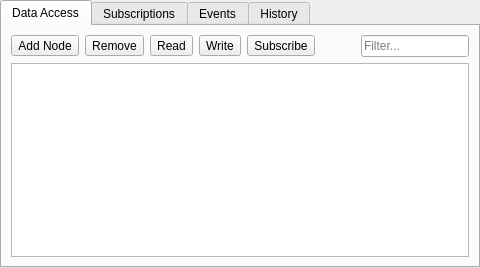
Before: the Qt Designer form src/ui/widgets/dataaccesswidget.ui in sanny32/OpenUaExplorer, drawn with Qt 5.
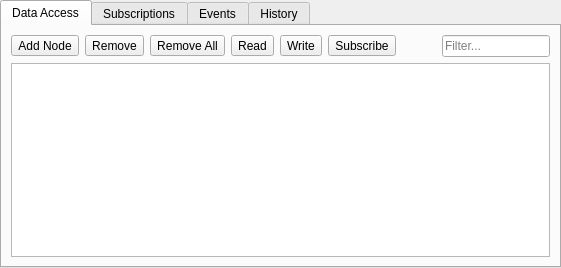
After: the same form once the commit is applied. Custom widgets are drawn as their Qt base class.

Commit message: feat: add functionality to remove all nodes and subscriptions in DataAccessWidget

Patch:
```diff
--- a/src/ui/widgets/dataaccesswidget.ui
+++ b/src/ui/widgets/dataaccesswidget.ui
@@ -47,6 +47,16 @@
            </property>
           </widget>
          </item>
+         <item>
+          <widget class="ThemedToolButton" name="removeAllButton">
+           <property name="text">
+            <string>Remove All</string>
+           </property>
+           <property name="toolButtonStyle">
+            <enum>Qt::ToolButtonTextBesideIcon</enum>
+           </property>
+          </widget>
+         </item>
          <item>
           <widget class="ThemedToolButton" name="readButton">
            <property name="text">
```
Left out of the diff: 10 changed lines with no effect on the pictures. The commit also changes 2 other files.
